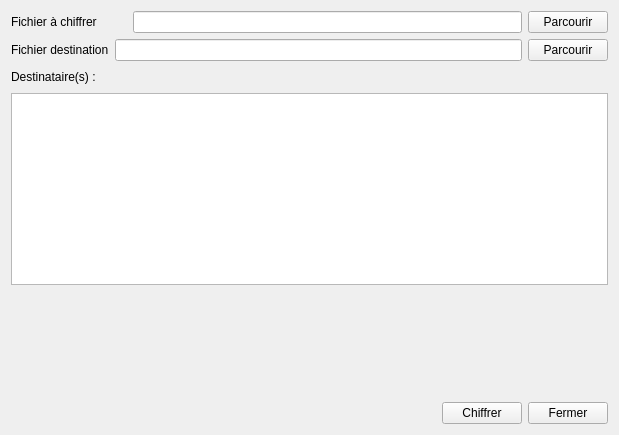
Before: the Qt Designer form GuiPG/src/View/fileencryption.ui in Diakakodo/GuiPG, drawn with Qt 5.
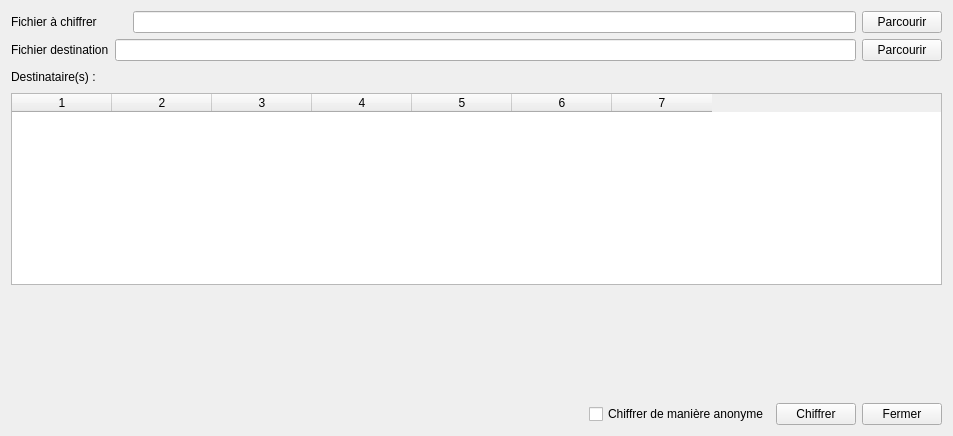
After: the same form once the commit is applied.

Commit message: maj chiffrement, vérifications des droits des fichiers etc... et SELECTION DE PLUSIEURS DESTINATAIRES ET AUSSI DE MANIERE ANONYME git add *git add *git add *

```diff
--- a/GuiPG/src/View/fileencryption.ui
+++ b/GuiPG/src/View/fileencryption.ui
@@ -9,8 +9,8 @@
    <rect>
     <x>0</x>
     <y>0</y>
-    <width>619</width>
-    <height>435</height>
+    <width>953</width>
+    <height>436</height>
    </rect>
   </property>
   <property name="windowTitle">
@@ -107,7 +107,30 @@
       </layout>
      </item>
      <item>
-      <widget class="QTableWidget" name="tableWidgetRecipient"/>
+      <widget class="QTableWidget" name="tableWidgetRecipient">
+       <property name="alternatingRowColors">
+        <bool>true</bool>
+       </property>
+       <property name="selectionMode">
+        <enum>QAbstractItemView::ExtendedSelection</enum>
+       </property>
+       <property name="selectionBehavior">
+        <enum>QAbstractItemView::SelectRows</enum>
+       </property>
+       <property name="sortingEnabled">
+        <bool>true</bool>
+       </property>
+       <property name="columnCount">
+        <number>7</number>
+       </property>
+       <column/>
+       <column/>
+       <column/>
+       <column/>
+       <column/>
+       <column/>
+       <column/>
+      </widget>
      </item>
      <item>
       <spacer name="verticalSpacer">
@@ -185,6 +208,13 @@
          </property>
         </spacer>
        </item>
+       <item>
+        <widget class="QCheckBox" name="anonymousCheckBox">
+         <property name="text">
+          <string>Chiffrer de manière anonyme</string>
+         </property>
+        </widget>
+       </item>
        <item>
         <widget class="QPushButton" name="okButton">
          <property name="text">
```
Left out of the diff: 6 changed lines with no effect on the pictures. The commit also changes 1 other file.
